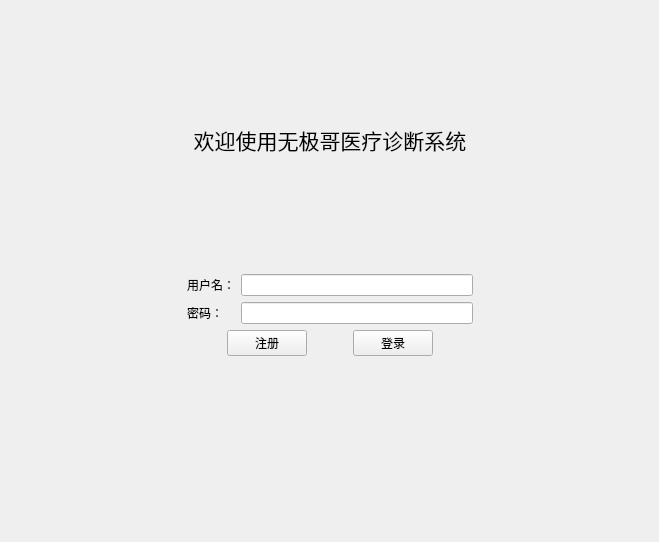
Before: the Qt Designer form loginview.ui in Bypositive/Qt_Experience03, drawn with Qt 5.
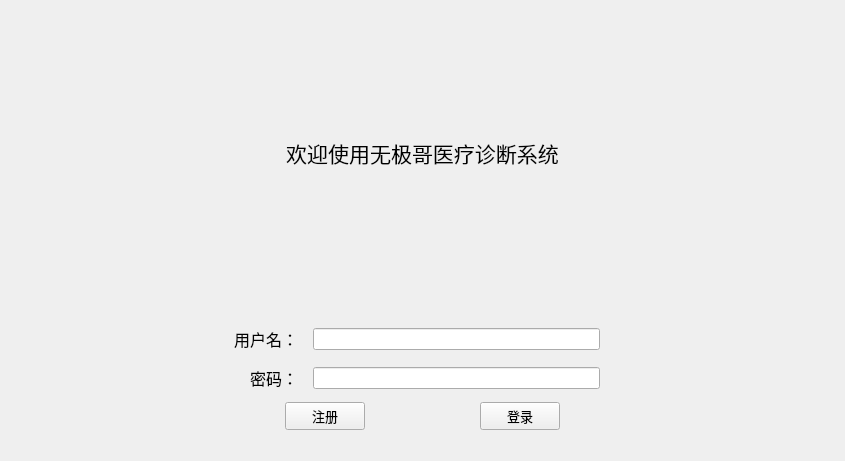
After: the same form once the commit is applied.

Commit message: 添加了所有的windowIcon图标增加生动性，还对所有页面UI的布局进行优化，使得界面看起来丝滑，利于操作’

What changed in the file:
```diff
--- a/loginview.ui
+++ b/loginview.ui
@@ -6,66 +6,59 @@
    <rect>
     <x>0</x>
     <y>0</y>
-    <width>659</width>
-    <height>542</height>
+    <width>845</width>
+    <height>461</height>
    </rect>
   </property>
+  <property name="sizePolicy">
+   <sizepolicy hsizetype="Minimum" vsizetype="Fixed">
+    <horstretch>0</horstretch>
+    <verstretch>0</verstretch>
+   </sizepolicy>
+  </property>
   <property name="windowTitle">
    <string>登录</string>
   </property>
-  <layout class="QGridLayout" name="gridLayout">
-   <item row="1" column="1">
-    <layout class="QFormLayout" name="formLayout">
+  <layout class="QGridLayout" name="gridLayout_2">
      <item row="0" column="0">
-      <widget class="QLabel" name="label_2">
-       <property name="text">
-        <string>用户名：</string>
-       </property>
-       <property name="alignment">
-        <set>Qt::AlignmentFlag::AlignRight|Qt::AlignmentFlag::AlignTrailing|Qt::AlignmentFlag::AlignVCenter</set>
-       </property>
-      </widget>
-     </item>
-     <item row="0" column="1">
-      <widget class="QLineEdit" name="inputUserName"/>
-     </item>
-     <item row="1" column="0">
-      <widget class="QLabel" name="label_3">
-       <property name="text">
-        <string>密码：</string>
-       </property>
-       <property name="alignment">
-        <set>Qt::AlignmentFlag::AlignRight|Qt::AlignmentFlag::AlignTrailing|Qt::AlignmentFlag::AlignVCenter</set>
-       </property>
-      </widget>
-     </item>
-     <item row="1" column="1">
-      <widget class="QLineEdit" name="inputPassword"/>
-     </item>
-     <item row="2" column="0" colspan="2">
-      <layout class="QHBoxLayout" name="horizontalLayout">
+    <layout class="QGridLayout" name="gridLayout">
+     <item row="3" column="0" colspan="2">
+      <layout class="QHBoxLayout" name="horizontalLayout_4">
        <item>
-        <spacer name="horizontalSpacer_4">
+        <spacer name="horizontalSpacer_2">
          <property name="orientation">
           <enum>Qt::Orientation::Horizontal</enum>
          </property>
          <property name="sizeHint" stdset="0">
           <size>
-           <width>40</width>
-           <height>20</height>
+           <width>37</width>
+           <height>17</height>
           </size>
          </property>
         </spacer>
        </item>
+       <item>
+        <layout class="QHBoxLayout" name="horizontalLayout_3">
        <item>
         <widget class="QPushButton" name="btSignUp">
+           <property name="sizePolicy">
+            <sizepolicy hsizetype="Minimum" vsizetype="Fixed">
+             <horstretch>0</horstretch>
+             <verstretch>0</verstretch>
+            </sizepolicy>
+           </property>
+           <property name="font">
+            <font>
+             <pointsize>10</pointsize>
+            </font>
+           </property>
          <property name="text">
           <string>注册</string>
          </property>
         </widget>
        </item>
        <item>
-        <spacer name="horizontalSpacer_3">
+          <spacer name="horizontalSpacer_4">
          <property name="orientation">
           <enum>Qt::Orientation::Horizontal</enum>
          </property>
@@ -79,10 +72,23 @@
        </item>
        <item>
         <widget class="QPushButton" name="pushButton">
+           <property name="sizePolicy">
+            <sizepolicy hsizetype="Minimum" vsizetype="Fixed">
+             <horstretch>0</horstretch>
+             <verstretch>0</verstretch>
+            </sizepolicy>
+           </property>
+           <property name="font">
+            <font>
+             <pointsize>10</pointsize>
+            </font>
+           </property>
          <property name="text">
           <string>登录</string>
          </property>
         </widget>
+         </item>
+        </layout>
        </item>
        <item>
         <spacer name="horizontalSpacer_5">
@@ -91,17 +97,96 @@
          </property>
          <property name="sizeHint" stdset="0">
           <size>
-           <width>40</width>
-           <height>20</height>
+           <width>160</width>
+           <height>17</height>
           </size>
          </property>
         </spacer>
        </item>
       </layout>
      </item>
-    </layout>
-   </item>
-   <item row="0" column="1">
+     <item row="2" column="0" colspan="2">
+      <layout class="QHBoxLayout" name="horizontalLayout_5">
+       <item>
+        <layout class="QVBoxLayout" name="verticalLayout_2">
+         <property name="spacing">
+          <number>15</number>
+         </property>
+         <property name="leftMargin">
+          <number>0</number>
+         </property>
+         <property name="topMargin">
+          <number>6</number>
+         </property>
+         <property name="rightMargin">
+          <number>234</number>
+         </property>
+         <property name="bottomMargin">
+          <number>6</number>
+         </property>
+         <item>
+          <layout class="QHBoxLayout" name="horizontalLayout">
+           <item>
+            <widget class="QLabel" name="label_2">
+             <property name="font">
+              <font>
+               <pointsize>12</pointsize>
+              </font>
+             </property>
+             <property name="text">
+              <string>用户名：</string>
+             </property>
+             <property name="alignment">
+              <set>Qt::AlignmentFlag::AlignRight|Qt::AlignmentFlag::AlignTrailing|Qt::AlignmentFlag::AlignVCenter</set>
+             </property>
+            </widget>
+           </item>
+           <item>
+            <widget class="QLineEdit" name="inputUserName">
+             <property name="sizePolicy">
+              <sizepolicy hsizetype="Preferred" vsizetype="Fixed">
+               <horstretch>0</horstretch>
+               <verstretch>0</verstretch>
+              </sizepolicy>
+             </property>
+            </widget>
+           </item>
+          </layout>
+         </item>
+         <item>
+          <layout class="QHBoxLayout" name="horizontalLayout_2">
+           <item>
+            <widget class="QLabel" name="label_3">
+             <property name="font">
+              <font>
+               <pointsize>12</pointsize>
+              </font>
+             </property>
+             <property name="text">
+              <string>密码：</string>
+             </property>
+             <property name="alignment">
+              <set>Qt::AlignmentFlag::AlignRight|Qt::AlignmentFlag::AlignTrailing|Qt::AlignmentFlag::AlignVCenter</set>
+             </property>
+            </widget>
+           </item>
+           <item>
+            <widget class="QLineEdit" name="inputPassword">
+             <property name="sizePolicy">
+              <sizepolicy hsizetype="Preferred" vsizetype="Fixed">
+               <horstretch>0</horstretch>
+               <verstretch>0</verstretch>
+              </sizepolicy>
+             </property>
+            </widget>
+           </item>
+          </layout>
+         </item>
+        </layout>
+       </item>
+      </layout>
+     </item>
+     <item row="0" column="0" colspan="2">
     <layout class="QVBoxLayout" name="verticalLayout">
      <item>
       <widget class="QLabel" name="label">
@@ -121,7 +206,7 @@
      </item>
     </layout>
    </item>
-   <item row="1" column="0">
+     <item row="4" column="0">
     <spacer name="horizontalSpacer">
      <property name="orientation">
       <enum>Qt::Orientation::Horizontal</enum>
@@ -134,8 +219,8 @@
      </property>
     </spacer>
    </item>
-   <item row="1" column="2">
-    <spacer name="horizontalSpacer_2">
+     <item row="1" column="0">
+      <spacer name="horizontalSpacer_3">
      <property name="orientation">
       <enum>Qt::Orientation::Horizontal</enum>
      </property>
@@ -146,6 +231,8 @@
       </size>
      </property>
     </spacer>
+     </item>
+    </layout>
    </item>
   </layout>
  </widget>
```
Lines whose indentation alone changed are shown as unchanged. The commit also changes 2 other files.
